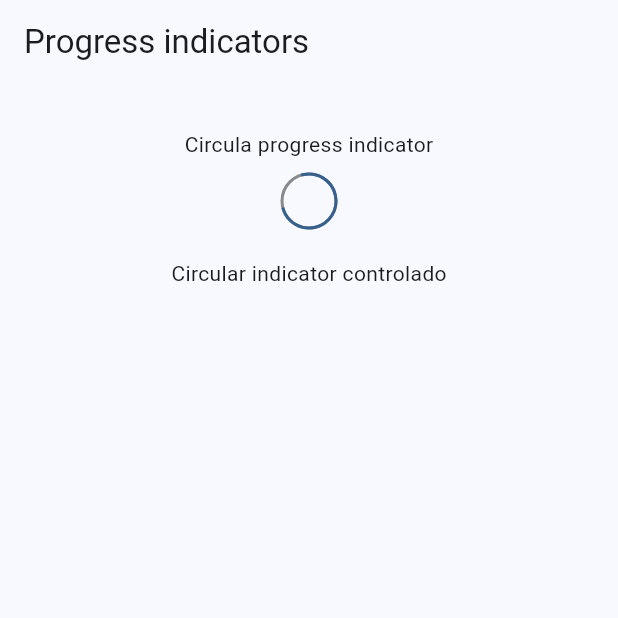
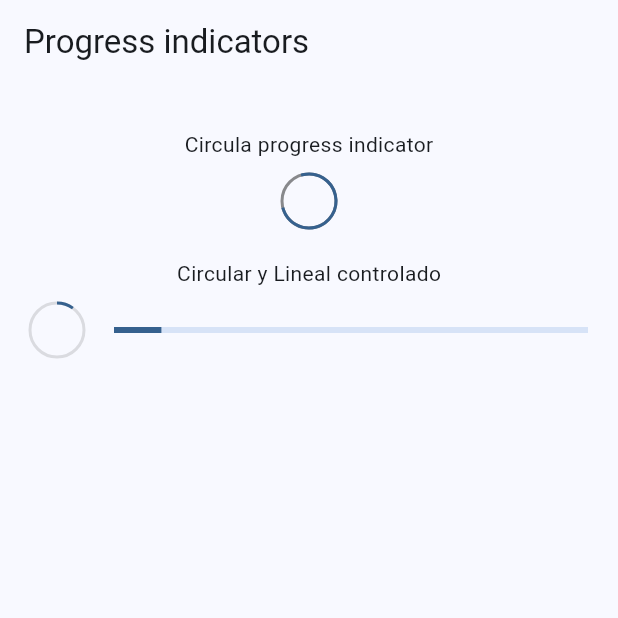
Before and after one commit to jmorenoalva/widgets_app_flutter, a Flutter app: the ProgressScreen screen opened by its route, on a phone screen of 412 x 824 dp, the top half of it. Run offline on Flutter 3.47's test engine with Material 3 defaults, Android fonts, the phone set to English and light mode, and no system bars; our stand-ins replace go_router.

Commit message:
Clase 137. Linear y Circular progress controlados (progress indicator terminado)

```diff
--- a/lib/presentation/screens/progress/progress_screen.dart
+++ b/lib/presentation/screens/progress/progress_screen.dart
@@ -32,7 +32,7 @@ class _ProgressView extends StatelessWidget {
           CircularProgressIndicator(strokeWidth: 2, backgroundColor: Colors.black45),
 
           SizedBox(height: 20),
-          Text('Circular indicator controlado'),
+          Text('Circular y Lineal controlado'),
           SizedBox(height: 10),
 
           _ControlledProgressIndicator(),
@@ -47,6 +47,30 @@ class _ControlledProgressIndicator extends StatelessWidget {
 
   @override
   Widget build(BuildContext context) {
-    return Container();
+    return StreamBuilder(
+      stream: Stream.periodic(const Duration(milliseconds: 300), (value) {
+        return (value * 2) / 100; //0.0, 1.0
+      }).takeWhile((value)=>value<100),
+      builder: (context, snapshot){
+
+        final progressValue= snapshot.data ?? 0;
+
+        return Padding(
+          padding: const EdgeInsets.symmetric(horizontal:20),
+          child: Row(
+            mainAxisAlignment: MainAxisAlignment.center,
+            children: [
+              CircularProgressIndicator(value: progressValue, strokeWidth: 2, backgroundColor: Colors.black12),
+              const SizedBox(width: 20,),
+              Expanded(
+                child: LinearProgressIndicator(
+                    value: progressValue,
+                  ),
+              ),
+            ],
+          )
+        );
+      },
+    );
   }
 }
```
